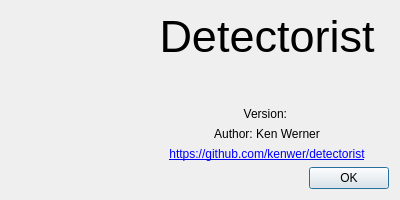
First picture: the form in detectorist/about_dialog.ui, repository kenwer/detectorist, before the edit.
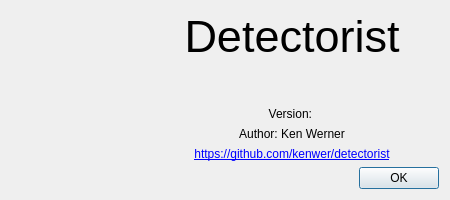
Second picture: the form after the edit. Icons and pictures are not drawn.

Commit message: Allow about dialog size to change

```diff
--- a/detectorist/about_dialog.ui
+++ b/detectorist/about_dialog.ui
@@ -6,19 +6,13 @@
    <rect>
     <x>0</x>
     <y>0</y>
-    <width>400</width>
+    <width>450</width>
     <height>200</height>
    </rect>
   </property>
   <property name="minimumSize">
    <size>
-    <width>400</width>
-    <height>200</height>
-   </size>
-  </property>
-  <property name="maximumSize">
-   <size>
-    <width>400</width>
+    <width>450</width>
     <height>200</height>
    </size>
   </property>
```
The commit also changes 3 other files.
